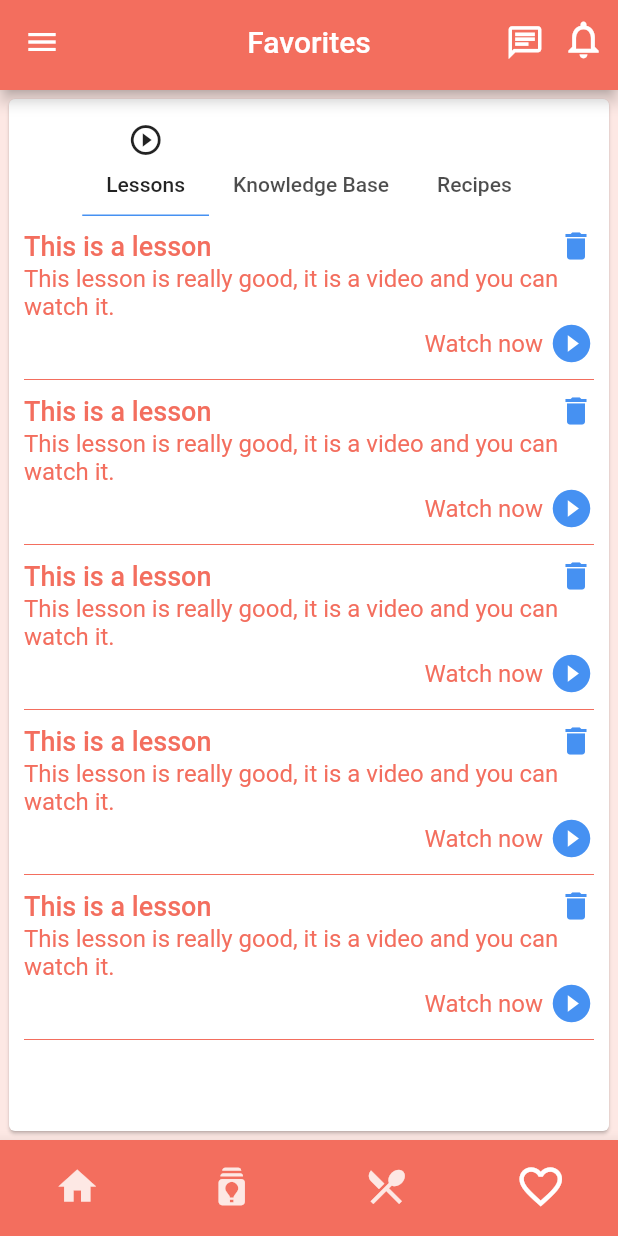
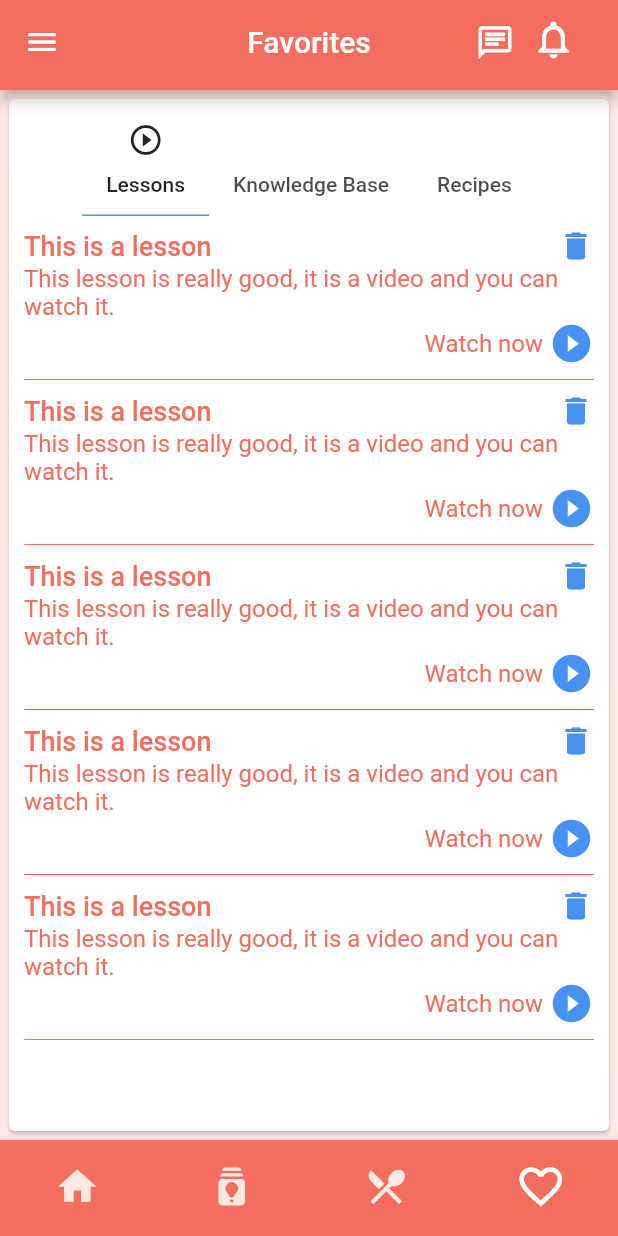
Before and after one commit to xoflo/pcos, a Flutter app: the AppBody screen opened directly, item 4 of the bottom bar chosen, on a phone screen of 412 x 824 dp. Run offline on Flutter 3.47's test engine with Material 2 defaults, Android fonts, the phone set to English and light mode, and no system bars; our stand-ins replace chewie, connectivity, device_info, email_validator, firebase_analytics, firebase_core and 9 more; missing offline and left inert: intercom_flutter, launch_review, onesignal_flutter; accounts and stored records are empty; network calls fail.

Commit message:
Added a global vars Singleton, and Dashboard is updating when receiving notification, but the notifications list seems to refresh before the data has changed for some reason, so not refreshing list until you go out and go back in.

```diff
--- /dev/null
+++ b/lib/global_vars.dart
@@ -0,0 +1,19 @@
+class GlobalVars {
+  GlobalVars._privateConstructor();
+
+  static final GlobalVars _instance = GlobalVars._privateConstructor();
+
+  factory GlobalVars() {
+    return _instance;
+  }
+
+  bool _refreshMessagesFromAPI = false;
+
+  void setRefreshMessagesFromAPI(final bool value) {
+    _refreshMessagesFromAPI = value;
+  }
+
+  bool getRefreshMessagesFromAPI() {
+    return _refreshMessagesFromAPI;
+  }
+}
--- a/lib/providers/database_provider.dart
+++ b/lib/providers/database_provider.dart
@@ -98,7 +98,7 @@ class DatabaseProvider with ChangeNotifier {
     final int limitRowCount,
   }) async {
     String updateStatement = "UPDATE $table SET $setFields WHERE $whereClause";
-    if (limitRowCount > 0) updateStatement += " LIMIT $limitRowCount";
+    //if (limitRowCount > 0) updateStatement += " LIMIT $limitRowCount";
     debugPrint("*******UPDATE STATEMENT = $updateStatement");
     await db.rawQuery(updateStatement);
   }
--- a/lib/providers/favourites_provider.dart
+++ b/lib/providers/favourites_provider.dart
@@ -1,6 +1,5 @@
 import 'package:flutter/foundation.dart';
 import 'package:thepcosprotocol_app/providers/database_provider.dart';
-import 'package:thepcosprotocol_app/providers/provider_helper.dart';
 import 'package:thepcosprotocol_app/models/lesson.dart';
 import 'package:thepcosprotocol_app/models/question.dart';
 import 'package:thepcosprotocol_app/models/recipe.dart';
--- a/lib/widgets/app_body.dart
+++ b/lib/widgets/app_body.dart
@@ -1,8 +1,6 @@
 import 'package:flutter/material.dart';
 import 'dart:io';
-import 'package:provider/provider.dart';
 import 'package:intercom_flutter/intercom_flutter.dart';
-import 'package:flutter_localizations/flutter_localizations.dart';
 import 'package:thepcosprotocol_app/generated/l10n.dart';
 import 'package:thepcosprotocol_app/constants/drawer_menu_item.dart';
 import 'package:thepcosprotocol_app/widgets/navigation/drawer_menu.dart';
@@ -14,26 +12,17 @@ import 'package:thepcosprotocol_app/screens/profile.dart';
 import 'package:thepcosprotocol_app/screens/change_password.dart';
 import 'package:thepcosprotocol_app/screens/privacy.dart';
 import 'package:thepcosprotocol_app/screens/terms_and_conditions.dart';
-import 'package:thepcosprotocol_app/providers/database_provider.dart';
-import 'package:thepcosprotocol_app/providers/faq_provider.dart';
-import 'package:thepcosprotocol_app/providers/course_question_provider.dart';
-import 'package:thepcosprotocol_app/providers/knowledge_base_provider.dart';
-import 'package:thepcosprotocol_app/providers/recipes_provider.dart';
-import 'package:thepcosprotocol_app/providers/messages_provider.dart';
-import 'package:thepcosprotocol_app/providers/favourites_provider.dart';
-import 'package:thepcosprotocol_app/generated/l10n.dart';
 import 'package:thepcosprotocol_app/controllers/authentication_controller.dart';
 import 'package:thepcosprotocol_app/config/flavors.dart';
-import 'package:thepcosprotocol_app/styles/app_theme_data.dart';
-import 'package:thepcosprotocol_app/styles/colors.dart';
-import 'package:thepcosprotocol_app/widgets/test/flavor_banner.dart';
-import 'package:thepcosprotocol_app/providers/messages_provider.dart';
 
 class AppBody extends StatefulWidget {
   final Function(AppState) updateAppState;
-  final ValueNotifier refreshMessages;
+  //final ValueNotifier refreshMessages;
 
-  AppBody({this.updateAppState, this.refreshMessages});
+  AppBody({
+    this.updateAppState,
+    //this.refreshMessages,
+  });
 
   @override
   _AppBodyState createState() => _AppBodyState();
@@ -180,41 +169,11 @@ class _AppBodyState extends State<AppBody> {
 
   @override
   Widget build(BuildContext context) {
-    return MultiProvider(
-      providers: [
-        ChangeNotifierProvider(create: (context) => DatabaseProvider()),
-        ChangeNotifierProxyProvider<DatabaseProvider, KnowledgeBaseProvider>(
-          create: (context) => KnowledgeBaseProvider(dbProvider: null),
-          update: (context, db, previous) =>
-              KnowledgeBaseProvider(dbProvider: db),
-        ),
-        ChangeNotifierProxyProvider<DatabaseProvider, FAQProvider>(
-          create: (context) => FAQProvider(dbProvider: null),
-          update: (context, db, previous) => FAQProvider(dbProvider: db),
-        ),
-        ChangeNotifierProxyProvider<DatabaseProvider, CourseQuestionProvider>(
-          create: (context) => CourseQuestionProvider(dbProvider: null),
-          update: (context, db, previous) =>
-              CourseQuestionProvider(dbProvider: db),
-        ),
-        ChangeNotifierProxyProvider<DatabaseProvider, RecipesProvider>(
-          create: (context) => RecipesProvider(dbProvider: null),
-          update: (context, db, previous) => RecipesProvider(dbProvider: db),
-        ),
-        ChangeNotifierProxyProvider<DatabaseProvider, FavouritesProvider>(
-          create: (context) => FavouritesProvider(dbProvider: null),
-          update: (context, db, previous) => FavouritesProvider(dbProvider: db),
-        ),
-        ChangeNotifierProxyProvider<DatabaseProvider, MessagesProvider>(
-          create: (context) => MessagesProvider(dbProvider: null),
-          update: (context, db, previous) => MessagesProvider(dbProvider: db),
-        ),
-      ],
-      child: Scaffold(
+    return Scaffold(
       appBar: HeaderAppBar(
         currentIndex: _currentIndex,
         displayChat: openChat,
-          refreshMessages: widget.refreshMessages,
+        //refreshMessages: widget.refreshMessages,
         closeMessages: closeMenuItem,
       ),
       drawer: DrawerMenu(
@@ -263,7 +222,6 @@ class _AppBodyState extends State<AppBody> {
                 ),
               )
             : Container(),*/
-      ),
     );
   }
 }
--- a/lib/widgets/change_password/change_password_layout.dart
+++ b/lib/widgets/change_password/change_password_layout.dart
@@ -1,7 +1,6 @@
 import 'package:flutter/material.dart';
 import 'package:thepcosprotocol_app/constants/exceptions.dart';
 import 'package:thepcosprotocol_app/widgets/shared/header.dart';
-import 'package:thepcosprotocol_app/constants/favourite_type.dart';
 import 'package:thepcosprotocol_app/generated/l10n.dart';
 import 'package:thepcosprotocol_app/styles/colors.dart';
 import 'package:thepcosprotocol_app/widgets/shared/color_button.dart';
--- a/lib/widgets/dashboard/dashboard_layout.dart
+++ b/lib/widgets/dashboard/dashboard_layout.dart
@@ -77,8 +77,6 @@ class _DashboardLayoutState extends State<DashboardLayout>
 
   @override
   Widget build(BuildContext context) {
-    final Size screenSize = MediaQuery.of(context).size;
-
     return Stack(
       children: <Widget>[
         Padding(
--- a/lib/widgets/favourites/favourites_layout.dart
+++ b/lib/widgets/favourites/favourites_layout.dart
@@ -93,7 +93,10 @@ class _FavouritesLayoutState extends State<FavouritesLayout>
           removeFavourite: _removeFavourite,
           openFavourite: _openFavourite,
         );
+      case FavouriteType.None:
+        return Container();
     }
+    return Container();
   }
 
   void _removeFavourite(FavouriteType favouriteType, int id) {
--- a/lib/widgets/navigation/header_app_bar.dart
+++ b/lib/widgets/navigation/header_app_bar.dart
@@ -9,13 +9,13 @@ class HeaderAppBar extends StatefulWidget implements PreferredSizeWidget {
   final int currentIndex;
   final Function displayChat;
   final Function closeMessages;
-  final ValueNotifier refreshMessages;
+  //final ValueNotifier refreshMessages;
 
   HeaderAppBar({
     @required this.currentIndex,
     @required this.displayChat,
     @required this.closeMessages,
-    @required this.refreshMessages,
+    //@required this.refreshMessages,
   });
 
   @override
@@ -26,7 +26,7 @@ class HeaderAppBar extends StatefulWidget implements PreferredSizeWidget {
 }
 
 class _HeaderAppBarState extends State<HeaderAppBar> {
-  @override
+  /*@override
   void initState() {
     widget.refreshMessages.addListener(() {
       debugPrint(
@@ -34,7 +34,7 @@ class _HeaderAppBarState extends State<HeaderAppBar> {
     });
 
     super.initState();
-  }
+  }*/
 
   String _getHeaderText(BuildContext context, int currentIndex) {
     switch (currentIndex) {
@@ -90,7 +90,7 @@ class _HeaderAppBarState extends State<HeaderAppBar> {
                 _openNotifications(context, model);
               },
               child: Padding(
-                padding: const EdgeInsets.only(top: 8.0, right: 8.0),
+                padding: const EdgeInsets.only(top: 8.0, right: 28.0),
                 child: MessagesBell(messagesCount: model.getUnreadCount()),
               )),
         ),
--- a/lib/widgets/profile/profile_layout.dart
+++ b/lib/widgets/profile/profile_layout.dart
@@ -1,7 +1,6 @@
 import 'package:flutter/material.dart';
 import 'package:provider/provider.dart';
 import 'package:thepcosprotocol_app/widgets/shared/header.dart';
-import 'package:thepcosprotocol_app/constants/favourite_type.dart';
 import 'package:thepcosprotocol_app/generated/l10n.dart';
 import 'package:thepcosprotocol_app/view_models/member_view_model.dart';
 import 'package:thepcosprotocol_app/constants/loading_status.dart';
```
Also changed, not shown: lib/app.dart (+47 -9 lines), lib/pcos_protocol_app.dart (+6 -8 lines), lib/providers/messages_provider.dart (+15 -1 lines), lib/providers/provider_helper.dart (+6 -4 lines). Lines whose indentation alone changed are shown as unchanged.
